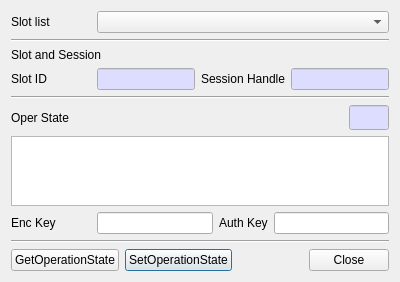
The window that CryptokiMan/oper_state_dlg.ui (jykim74/CryptokiMan) describes before a commit, drawn with Qt 5.
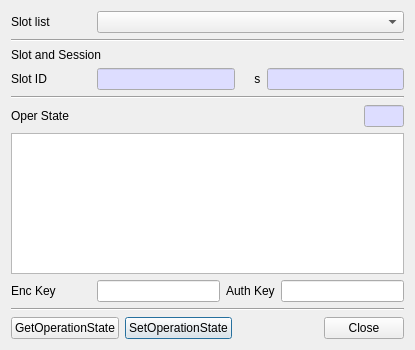
The same window after the commit.

```diff
--- a/CryptokiMan/oper_state_dlg.ui
+++ b/CryptokiMan/oper_state_dlg.ui
@@ -6,8 +6,8 @@
    <rect>
     <x>0</x>
     <y>0</y>
-    <width>400</width>
-    <height>282</height>
+    <width>415</width>
+    <height>350</height>
    </rect>
   </property>
   <property name="windowTitle">
@@ -104,7 +104,7 @@
      <item row="0" column="2">
       <widget class="QLabel" name="label_5">
        <property name="text">
-        <string>Session Handle</string>
+        <string>    s</string>
        </property>
       </widget>
      </item>
@@ -235,9 +235,7 @@
         </palette>
        </property>
        <property name="font">
-        <font>
-         <family>굴림체</family>
-        </font>
+        <font/>
        </property>
        <property name="readOnly">
         <bool>true</bool>
@@ -262,9 +260,7 @@
    <item>
     <widget class="QPlainTextEdit" name="mOperationStateText">
      <property name="font">
-      <font>
-       <family>굴림체</family>
-      </font>
+      <font/>
      </property>
      <property name="readOnly">
       <bool>false</bool>
```
